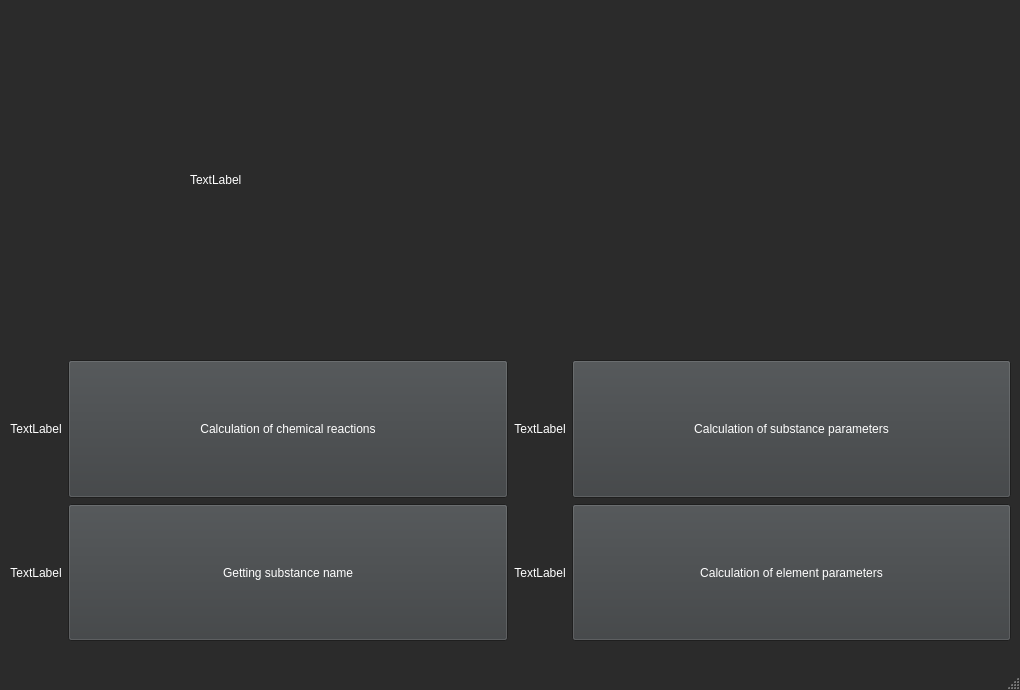
Before: the Qt Designer form Start_page.ui in AlexSmirn0v/Chemical-Romance, drawn with Qt 5.
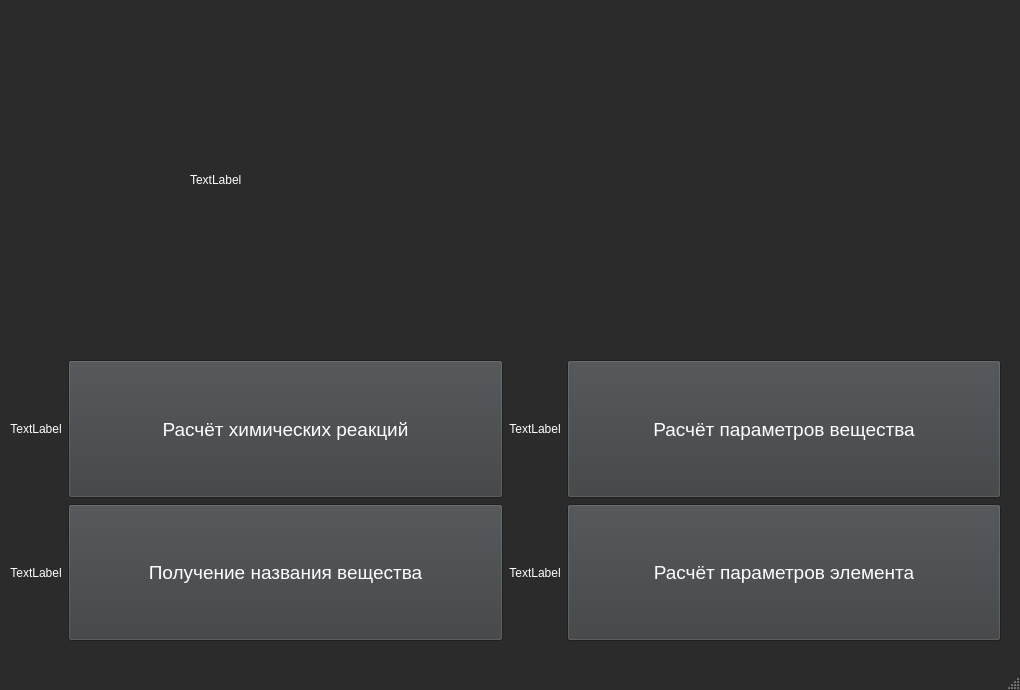
After: the same form once the commit is applied.

```diff
--- a/Start_page.ui
+++ b/Start_page.ui
@@ -535,7 +535,7 @@
      <rect>
       <x>10</x>
       <y>360</y>
-      <width>1001</width>
+      <width>991</width>
       <height>281</height>
      </rect>
     </property>
@@ -548,8 +548,13 @@
          <verstretch>0</verstretch>
         </sizepolicy>
        </property>
+       <property name="font">
+        <font>
+         <pointsize>14</pointsize>
+        </font>
+       </property>
        <property name="text">
-        <string>Calculation of substance parameters</string>
+        <string>Расчёт параметров вещества</string>
        </property>
       </widget>
      </item>
@@ -561,8 +566,13 @@
          <verstretch>0</verstretch>
         </sizepolicy>
        </property>
+       <property name="font">
+        <font>
+         <pointsize>14</pointsize>
+        </font>
+       </property>
        <property name="text">
-        <string>Getting substance name</string>
+        <string>Получение названия вещества</string>
        </property>
       </widget>
      </item>
@@ -574,8 +584,13 @@
          <verstretch>0</verstretch>
         </sizepolicy>
        </property>
+       <property name="font">
+        <font>
+         <pointsize>14</pointsize>
+        </font>
+       </property>
        <property name="text">
-        <string>Calculation of chemical reactions</string>
+        <string>Расчёт химических реакций</string>
        </property>
       </widget>
      </item>
@@ -587,8 +602,13 @@
          <verstretch>0</verstretch>
         </sizepolicy>
        </property>
+       <property name="font">
+        <font>
+         <pointsize>14</pointsize>
+        </font>
+       </property>
        <property name="text">
-        <string>Calculation of element parameters</string>
+        <string>Расчёт параметров элемента</string>
        </property>
       </widget>
      </item>
```
